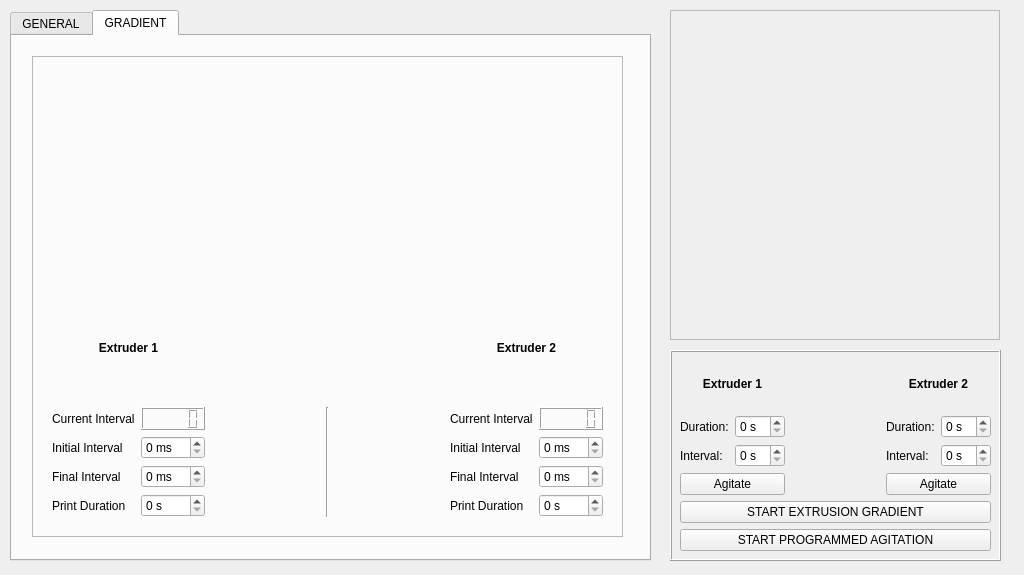
boydstongroup/PME-DEV, file _ui/PME.ui: the form before one commit.
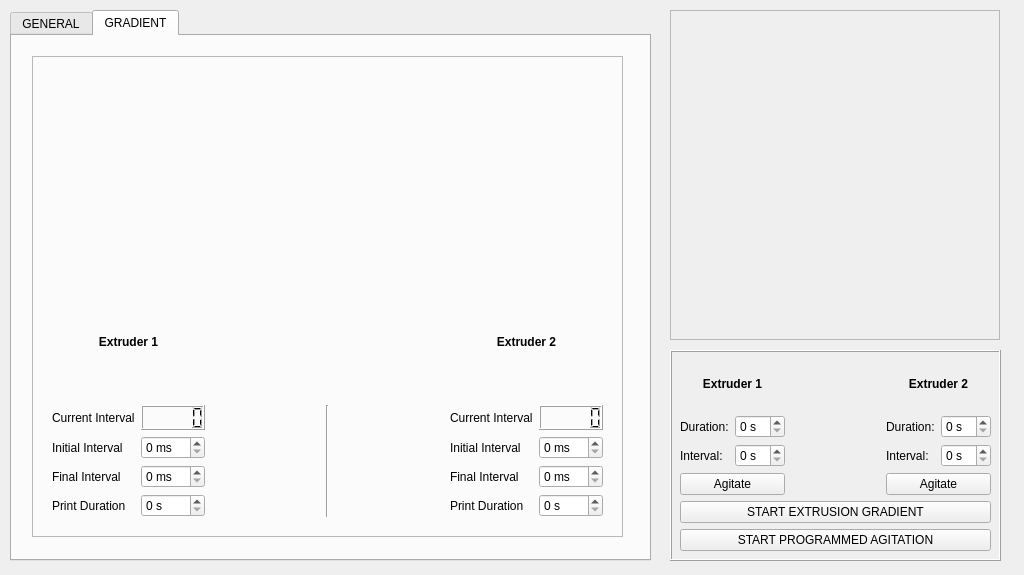
The form after the commit. The open tabs and pages were chosen to show the change. Icons and pictures are not drawn.

What changed in the file:
```diff
--- a/_ui/PME.ui
+++ b/_ui/PME.ui
@@ -542,9 +542,9 @@
        <property name="geometry">
         <rect>
          <x>20</x>
-         <y>240</y>
+         <y>230</y>
          <width>551</width>
-         <height>221</height>
+         <height>231</height>
         </rect>
        </property>
        <layout class="QGridLayout" name="gridLayout_5">
```
Left out of the diff: 2 changed lines with no effect on the pictures.
